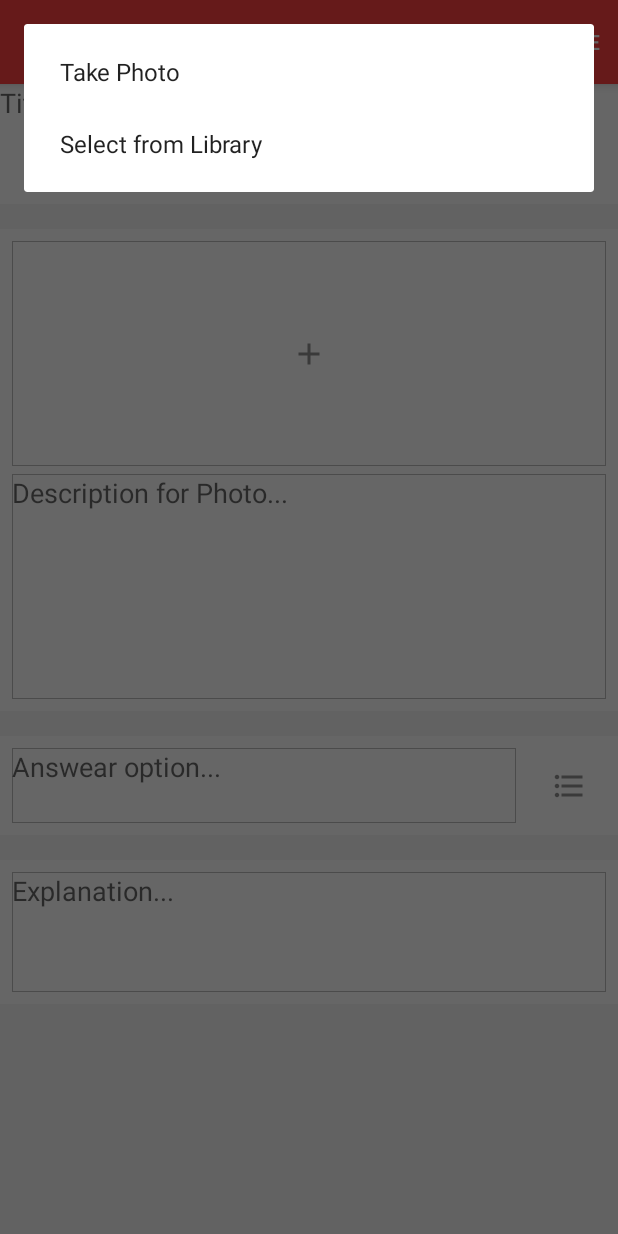
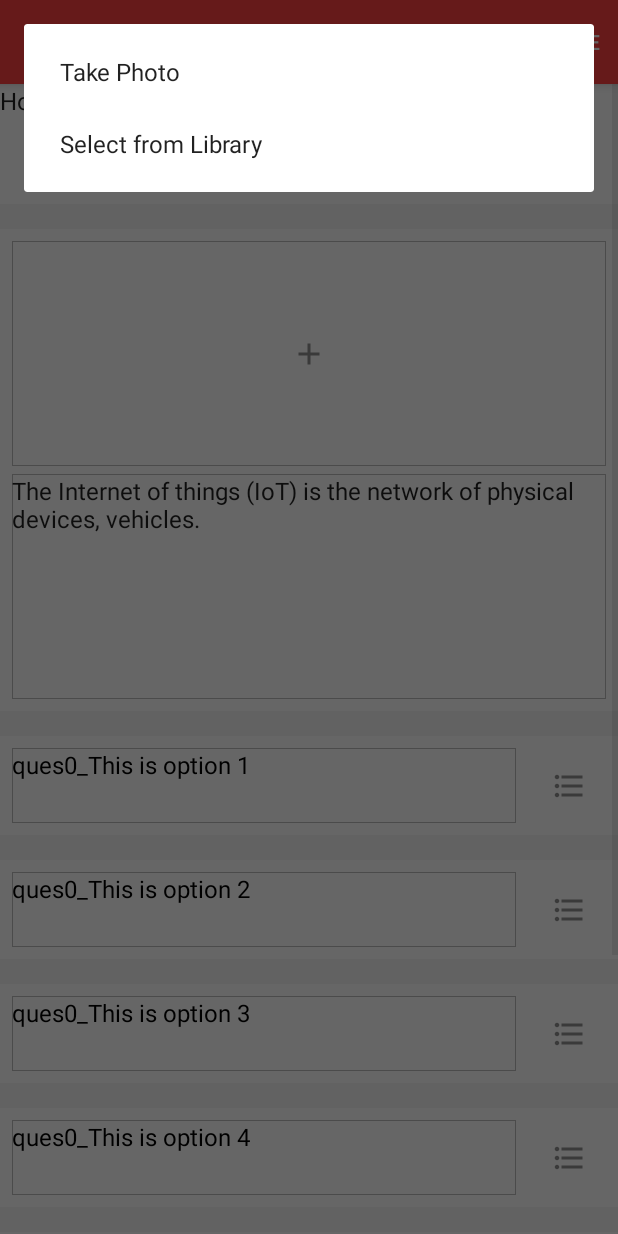
Before and after one commit to leonchinzeye/PhotoLearn, an Android app: the QuizItemCreationActivity screen opened directly, with no data from a screen before it, after a tap on an icon or button, on a phone screen of 412 x 824 dp. Run offline under Robolectric (Android 15) with nearby library versions, the phone set to English and light mode, and no system bars.

Commit message:
Integrate the UI of quiz item creation with BO

```diff
--- a/app/src/main/java/com/mtech/parttimeone/photolearn/Adapter/QuizItemCreationAdapter.java
+++ b/app/src/main/java/com/mtech/parttimeone/photolearn/Adapter/QuizItemCreationAdapter.java
@@ -22,6 +22,8 @@ import android.widget.Toast;
 import com.mtech.parttimeone.photolearn.R;
 import com.mtech.parttimeone.photolearn.activity.LearnItemCreationActivity;
 import com.mtech.parttimeone.photolearn.activity.QuizItemCreationActivity;
+import com.mtech.parttimeone.photolearn.bo.QuizAttemptBO;
+import com.mtech.parttimeone.photolearn.bo.QuizItemBO;
 
 import java.util.Random;
 
@@ -38,8 +40,8 @@ public class QuizItemCreationAdapter extends BaseAdapter {
 
     private Context context;
 
-    private QuizItemObj quizItemObj = new QuizItemObj();
-
+    //private QuizItemObj quizItemObj = new QuizItemObj();
+    public QuizItemBO quizItemObj = new QuizItemBO ();
 
     public QuizItemCreationAdapter(Context context){
         this.context = context;
@@ -47,7 +49,7 @@ public class QuizItemCreationAdapter extends BaseAdapter {
 
     @Override
     public int getCount(){
-        return 3 + quizItemObj.options.size();
+        return 3 + quizItemObj.getOptions().size();
     }
 
     @Override
@@ -79,13 +81,13 @@ public class QuizItemCreationAdapter extends BaseAdapter {
         int type = getItemViewType(position);
 
         if (type == TYPE_TITLE){
-            return quizItemObj.getQuiz_title();
+            return quizItemObj.getItemtitle();
         }else if (type == TYPE_PHOTO){
-            return quizItemObj.getQuiz_desc();
+            return quizItemObj.getPhotoDesc();
         }else if (position == TYPE_EXPLANATION){
-            return quizItemObj.getExplanation();
+            return quizItemObj.getDetailedSolution();
         }else {
-            return quizItemObj.options.get(position - 2);
+            return quizItemObj.getOptions().get(position - 2);
         }
 
     }
@@ -243,25 +245,24 @@ public class QuizItemCreationAdapter extends BaseAdapter {
 
 
     public void addNewOption(){
-        OptionItem optionitem = new OptionItem();
-        quizItemObj.options.add(optionitem);
+       // OptionItem optionitem = new OptionItem();
+        quizItemObj.addOption("");
         notifyDataSetChanged();
 
     }
 
     public void deleteOption(int position){
-        if (quizItemObj.options.size() == 1){
+        if (quizItemObj.getOptions().size() == 1){
             Toast.makeText(context,R.string.error_keep_one_option, Toast.LENGTH_SHORT).show();
         }else {
-            quizItemObj.options.remove(position-2);
+            quizItemObj.deleteOptionAndAnswer(position-2);
             notifyDataSetChanged();
         }
 
     }
 
     public void changeAnswerOption(int position){
-        OptionItem optionItem = quizItemObj.options.get(position-2);
-        optionItem.setAns(!optionItem.getAns());
+        quizItemObj.updateAns(position-2);
         notifyDataSetChanged();
     }
 
@@ -273,20 +274,21 @@ public class QuizItemCreationAdapter extends BaseAdapter {
 
         switch (type){
             case TYPE_TITLE:{
-                holder.editText.setText(quizItemObj.getQuiz_title()!=null?quizItemObj.getQuiz_title():"");
+                holder.editText.setText(quizItemObj.getItemtitle()!=null?quizItemObj.getItemtitle():"");
             }
             break;
             case TYPE_PHOTO:{
-                holder.editText.setText(quizItemObj.getQuiz_desc() != null?quizItemObj.getQuiz_desc():"");
+                holder.editText.setText(quizItemObj.getPhotoDesc() != null?quizItemObj.getPhotoDesc():"");
             }
             break;
             case TYPE_OPTION:{
-               OptionItem optionitem = quizItemObj.options.get(position-2);
-               holder.editText.setText(optionitem.getOptionDetail() != null?optionitem.getOptionDetail():"");
+              // OptionItem optionitem = quizItemObj.options.get(position-2);
+             //  holder.editText.setText(optionitem.getOptionDetail() != null?optionitem.getOptionDetail():"");
+                holder.editText.setText(quizItemObj.getOptions().get(position-2));
             }
             break;
             case TYPE_EXPLANATION:{
-                holder.editText.setText(quizItemObj.getExplanation() != null?quizItemObj.getExplanation():"");
+                holder.editText.setText(quizItemObj.getDetailedSolution() != null?quizItemObj.getDetailedSolution():"");
             }
             break;
         }
@@ -306,23 +308,24 @@ public class QuizItemCreationAdapter extends BaseAdapter {
 
                 switch (type) {
                     case TYPE_TITLE: {
-                        quizItemObj.setQuiz_title(!TextUtils.isEmpty(s) ? s.toString() : "");
+                        quizItemObj.setItemtitle(!TextUtils.isEmpty(s) ? s.toString() : "");
                         //Toast.makeText(context, quizItemObj.getQuiz_title(), Toast.LENGTH_SHORT).show();
                     }
                     break;
                     case TYPE_PHOTO: {
-                        quizItemObj.setQuiz_desc(!TextUtils.isEmpty(s) ? s.toString() : "");
+                        quizItemObj.setPhotoDesc(!TextUtils.isEmpty(s) ? s.toString() : "");
                         //Toast.makeText(context, quizItemObj.getQuiz_desc(), Toast.LENGTH_SHORT).show();
                     }
                     break;
                     case TYPE_OPTION: {
-                        OptionItem optionitem = quizItemObj.options.get(position - 2);
-                        optionitem.setOptionDetail(!TextUtils.isEmpty(s) ? s.toString() : "");
+//                        OptionItem optionitem = quizItemObj.options.get(position - 2);
+//                        optionitem.setOptionDetail(!TextUtils.isEmpty(s) ? s.toString() : "");
+                         quizItemObj.updateOption(!TextUtils.isEmpty(s) ? s.toString() : "",position-2);
                         //Toast.makeText(context, optionitem.getOptionDetail(), Toast.LENGTH_SHORT).show();
                     }
                     break;
                     case TYPE_EXPLANATION: {
-                        quizItemObj.setExplanation(!TextUtils.isEmpty(s) ? s.toString() : "");
+                        quizItemObj.setDetailedSolution(!TextUtils.isEmpty(s) ? s.toString() : "");
                         //Toast.makeText(context, quizItemObj.getExplanation(), Toast.LENGTH_SHORT).show();
 
                     }
--- a/app/src/main/java/com/mtech/parttimeone/photolearn/activity/QuizItemCreationActivity.java
+++ b/app/src/main/java/com/mtech/parttimeone/photolearn/activity/QuizItemCreationActivity.java
@@ -12,16 +12,37 @@ import android.widget.ListView;
 
 import com.mtech.parttimeone.photolearn.Adapter.QuizItemCreationAdapter;
 import com.mtech.parttimeone.photolearn.R;
+import com.mtech.parttimeone.photolearn.bo.QuizItemBO;
+
+import java.util.ArrayList;
+import java.util.List;
 
 public class QuizItemCreationActivity extends BaseActivity  {
 
     private ListView listView;
+    QuizItemCreationAdapter adapter;
 
     @Override
     protected void onCreate(Bundle savedInstanceState) {
         super.onCreate(savedInstanceState);
         setContentView(R.layout.activity_quiz_item_creation);
         initView();
+    }
+
+
+    private void initData(){
+        QuizItemBO obj_0 = new QuizItemBO();
+        obj_0.setItemtitle("How to resolve this issue");
+        obj_0.setPhotoDesc("The Internet of things (IoT) is the network of physical devices, vehicles.");
+        obj_0.setDetailedSolution("he Internet of things (IoT) is the network of physical devices, vehicles.");
+
+        obj_0.addOption("ques0_This is option 1");
+        obj_0.addOption("ques0_This is option 2");
+        obj_0.addOption("ques0_This is option 3");
+        obj_0.addOption("ques0_This is option 4");
+        obj_0.addOption("ques0_This is option 5");
+
+        adapter.quizItemObj = obj_0;
 
     }
 
@@ -34,9 +55,18 @@ public class QuizItemCreationActivity extends BaseActivity  {
 
     // INIT the UI
     private void initView(){
+
         super.setPageTitle("Create Quiz Item");
         listView = findViewById(R.id.quiz_creation_list);
-        QuizItemCreationAdapter adapter = new  QuizItemCreationAdapter(this);
+        adapter = new  QuizItemCreationAdapter(this);
+        initData();
+//        if (adapter.quizItemObj.getOptions().isEmpty()){
+//            // add new item
+//            adapter.quizItemObj.addOption("");
+//        }else{
+//            // update quiz item.
+//            initData();
+//        }
         listView.setAdapter(adapter);
     }
 
--- a/app/src/main/java/com/mtech/parttimeone/photolearn/bo/QuizAttemptBO.java
+++ b/app/src/main/java/com/mtech/parttimeone/photolearn/bo/QuizAttemptBO.java
@@ -24,6 +24,10 @@ public class QuizAttemptBO {
         this.quizItemId = quizItemId;
         this.answer = answer;
     }
+//
+//    public QuizAttemptBO(){
+//
+//    }
 
     public String getQuizItemId() { return quizItemId; }
 
--- a/app/src/main/res/layout/explaination_item_layout.xml
+++ b/app/src/main/res/layout/explaination_item_layout.xml
@@ -16,10 +16,11 @@
         android:layout_marginEnd="8dp"
         android:layout_marginStart="8dp"
         android:layout_marginTop="8dp"
+        android:background="@drawable/shape_main_list_bg"
         android:ems="10"
+        android:gravity="left"
         android:hint="Explanation..."
-        android:gravity="left"
-        android:background="@drawable/shape_main_list_bg"
+        android:textSize="16sp"
         app:layout_constraintBottom_toBottomOf="parent"
         app:layout_constraintEnd_toEndOf="parent"
         app:layout_constraintStart_toStartOf="parent"
--- a/app/src/main/res/layout/inputitem_layout.xml
+++ b/app/src/main/res/layout/inputitem_layout.xml
@@ -8,9 +8,10 @@
         android:id="@+id/text_input"
         android:layout_width="match_parent"
         android:layout_height="80dp"
+        android:background="@null"
         android:gravity="left"
         android:hint="Title..."
-        android:background="@null"/>
+        android:textSize="16sp" />
     <!--android:inputType="textPassword"-->
     <!--android:textColor="#fefefe"-->
 
--- a/app/src/main/res/layout/option_item_layout.xml
+++ b/app/src/main/res/layout/option_item_layout.xml
@@ -20,6 +20,7 @@
         android:gravity="left"
         android:hint="Answear option..."
         android:minHeight="100dp"
+        android:textSize="16sp"
         app:layout_constraintBottom_toBottomOf="parent"
         app:layout_constraintEnd_toStartOf="@+id/option_button"
         app:layout_constraintHorizontal_bias="0.6"
--- a/app/src/main/res/layout/takephotoitem_layout.xml
+++ b/app/src/main/res/layout/takephotoitem_layout.xml
@@ -33,6 +33,7 @@
         android:background="@drawable/shape_main_list_bg"
         android:gravity="start"
         android:hint="Description for Photo..."
+        android:textSize="16sp"
         app:layout_constraintBottom_toBottomOf="parent"
         app:layout_constraintEnd_toEndOf="parent"
         app:layout_constraintStart_toStartOf="parent" />
```
Also changed, not shown: app/src/main/java/com/mtech/parttimeone/photolearn/activity/QuizItemDetailActivity.java (+5 -5 lines), app/src/main/java/com/mtech/parttimeone/photolearn/bo/QuizItemBO.java (+34 -14 lines).
